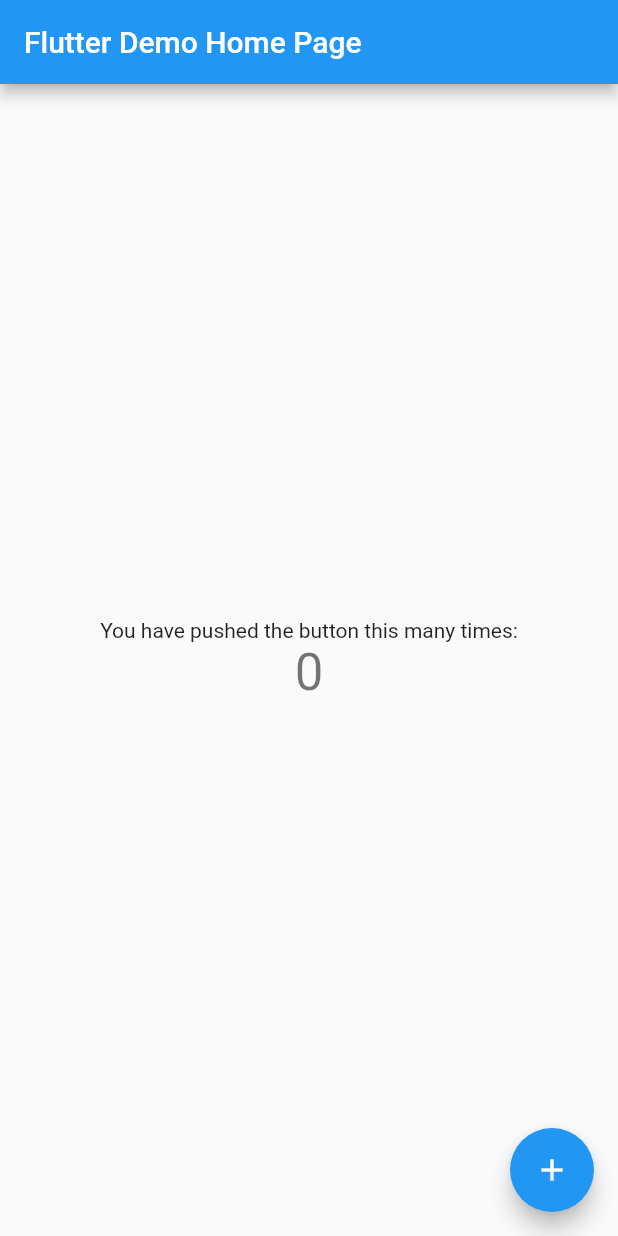
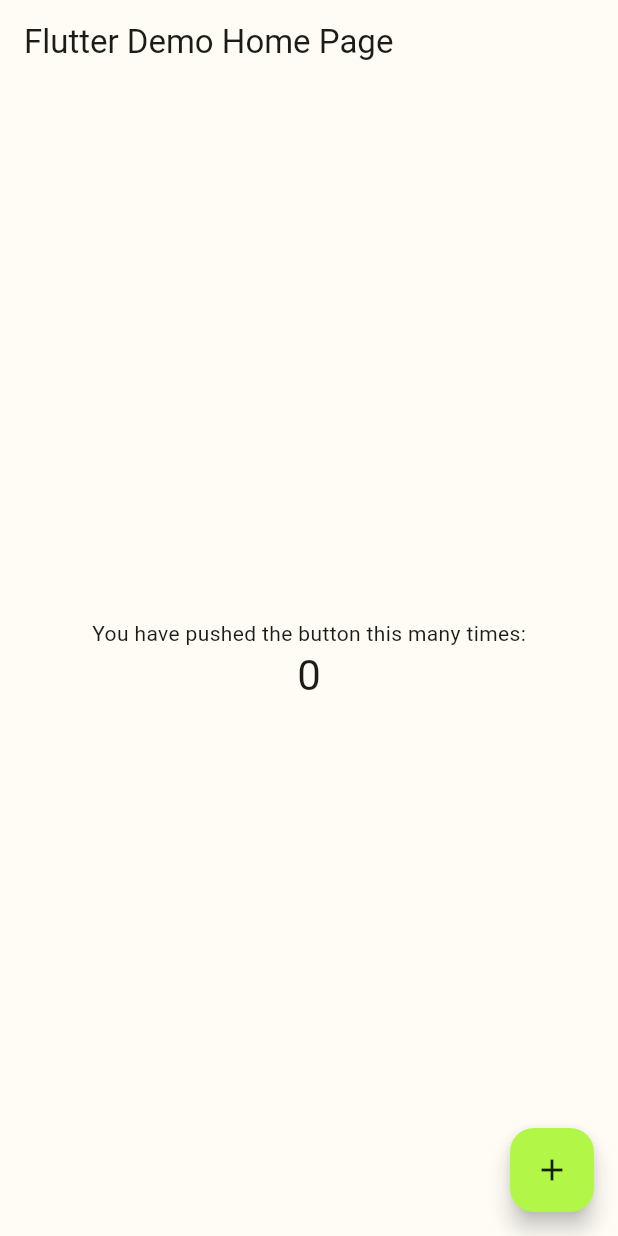
Before and after one commit to threeplef/flutter-stock, a Flutter app: the screen it shows after launch, on a phone screen of 412 x 824 dp. Run offline on Flutter 3.47's test engine with Material 2 defaults, Android fonts, the phone set to English and light mode, and no system bars.

```diff
--- a/lib/main.dart
+++ b/lib/main.dart
@@ -1,4 +1,5 @@
 import 'package:flutter/material.dart';
+import 'package:stock/color_schemes.g.dart';
 
 void main() {
   runApp(const MyApp());
@@ -12,7 +13,12 @@ class MyApp extends StatelessWidget {
     return MaterialApp(
       title: 'Flutter Demo',
       theme: ThemeData(
-        primarySwatch: Colors.blue,
+        useMaterial3: true,
+        colorScheme: lightColorScheme,
+      ),
+      darkTheme: ThemeData(
+        useMaterial3: true,
+        colorScheme: darkColorScheme,
       ),
       home: const MyHomePage(title: 'Flutter Demo Home Page'),
     );
```
Also changed, not shown: lib/color_schemes.g.dart (added).
